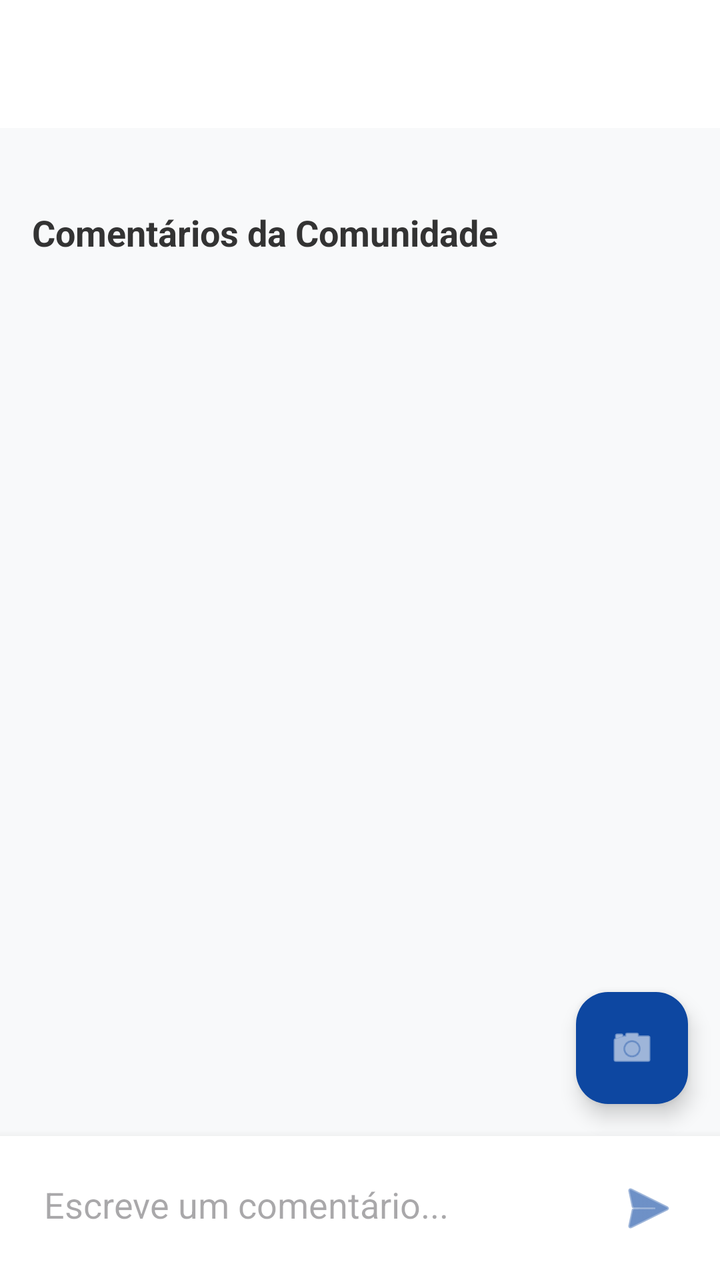
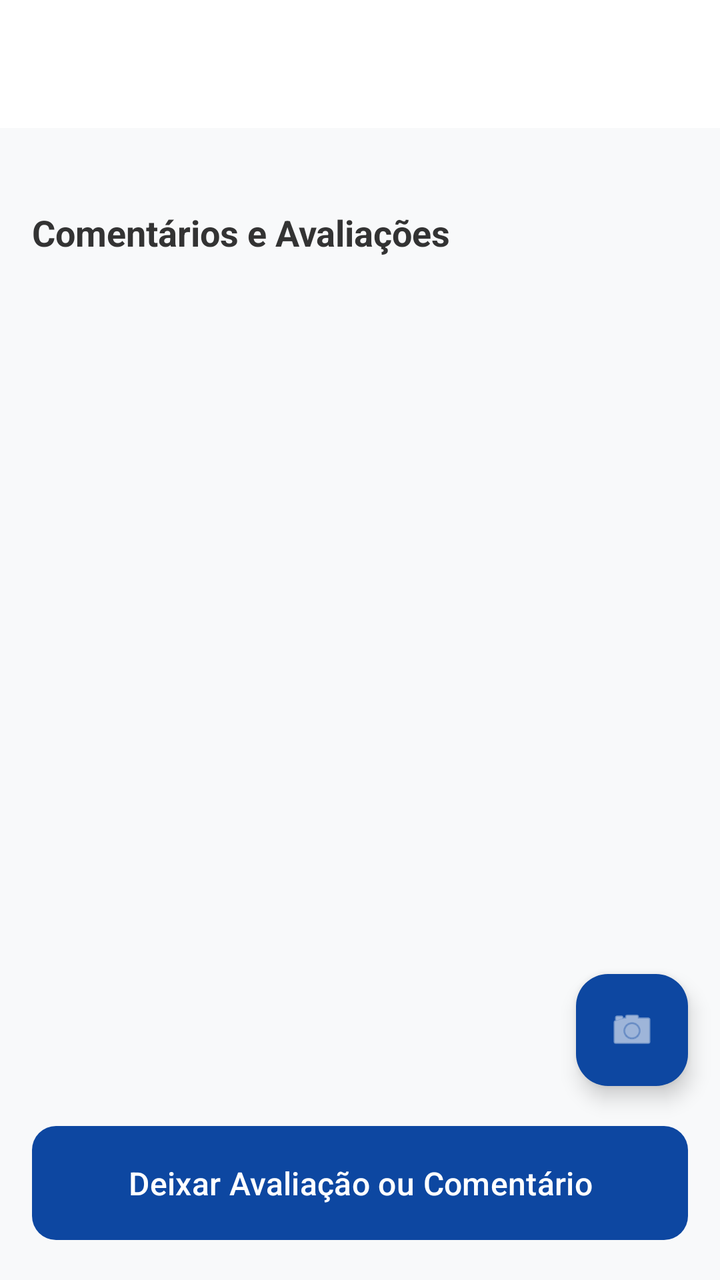

The first picture is an Android layout as it rendered before a commit; the second is the same layout after the commit. The layout source and the unified diff follow.
<!-- AndroidManifest.xml: application theme Theme.GuiaEstacoesFerroviarias -->
<!-- res/layout/activity_galeria.xml -->
<?xml version="1.0" encoding="utf-8"?>
<androidx.constraintlayout.widget.ConstraintLayout
    xmlns:android="http://schemas.android.com/apk/res/android"
    xmlns:app="http://schemas.android.com/apk/res-auto"
    android:layout_width="match_parent"
    android:layout_height="match_parent"
    android:background="#F8F9FA">

    <androidx.appcompat.widget.Toolbar
        android:id="@+id/toolbarGaleria"
        android:layout_width="match_parent"
        android:layout_height="wrap_content"
        android:background="@android:color/white"
        android:elevation="4dp"
        app:layout_constraintTop_toTopOf="parent" />

    <androidx.core.widget.NestedScrollView
        android:layout_width="match_parent"
        android:layout_height="0dp"
        app:layout_constraintTop_toBottomOf="@id/toolbarGaleria"
        app:layout_constraintBottom_toTopOf="@id/llInputComentario">

        <LinearLayout
            android:layout_width="match_parent"
            android:layout_height="wrap_content"
            android:orientation="vertical"
            android:padding="16dp">

            <androidx.recyclerview.widget.RecyclerView
                android:id="@+id/rvFotos"
                android:layout_width="match_parent"
                android:layout_height="wrap_content"
                android:nestedScrollingEnabled="false" />

            <TextView
                android:layout_width="match_parent"
                android:layout_height="wrap_content"
                android:text="Comentários da Comunidade"
                android:textSize="18sp"
                android:textStyle="bold"
                android:layout_marginTop="24dp"
                android:layout_marginBottom="12dp"
                android:textColor="#333333" />

            <androidx.recyclerview.widget.RecyclerView
                android:id="@+id/rvComentarios"
                android:layout_width="match_parent"
                android:layout_height="wrap_content"
                android:nestedScrollingEnabled="false" />

        </LinearLayout>
    </androidx.core.widget.NestedScrollView>

    <com.google.android.material.floatingactionbutton.FloatingActionButton
        android:id="@+id/fabAdicionarFoto"
        android:layout_width="wrap_content"
        android:layout_height="wrap_content"
        android:layout_margin="16dp"
        android:src="@android:drawable/ic_menu_camera"
        app:backgroundTint="#0D47A1"
        app:tint="@android:color/white"
        app:layout_constraintBottom_toTopOf="@id/llInputComentario"
        app:layout_constraintEnd_toEndOf="parent" />

    <LinearLayout
        android:id="@+id/llInputComentario"
        android:layout_width="match_parent"
        android:layout_height="wrap_content"
        android:orientation="horizontal"
        android:padding="12dp"
        android:background="@android:color/white"
        android:elevation="8dp"
        app:layout_constraintBottom_toBottomOf="parent">

        <EditText
            android:id="@+id/etNovoComentario"
            android:layout_width="0dp"
            android:layout_height="wrap_content"
            android:layout_weight="1"
            android:hint="Escreve um comentário..."
            android:background="@null"
            android:padding="10dp" />

        <ImageButton
            android:id="@+id/btnEnviarComentario"
            android:layout_width="48dp"
            android:layout_height="48dp"
            android:src="@android:drawable/ic_menu_send"
            android:background="?attr/selectableItemBackgroundBorderless"
            app:tint="#0D47A1" />
    </LinearLayout>

</androidx.constraintlayout.widget.ConstraintLayout>
<!-- resources referenced by this layout -->
<resources>
  <style name="Theme.GuiaEstacoesFerroviarias" parent="Base.Theme.GuiaEstacoesFerroviarias" />
  <style name="Base.Theme.GuiaEstacoesFerroviarias" parent="Theme.Material3.DayNight.NoActionBar">
          <item name="colorPrimary">#00502F</item>
      </style>
</resources>

<!-- the commit's change to res/layout/activity_galeria.xml (unified diff, before → after) -->
@@ -18,7 +18,7 @@
         android:layout_width="match_parent"
         android:layout_height="0dp"
         app:layout_constraintTop_toBottomOf="@id/toolbarGaleria"
-        app:layout_constraintBottom_toTopOf="@id/llInputComentario">
+        app:layout_constraintBottom_toTopOf="@id/btnAbrirAvaliacao">
 
         <LinearLayout
             android:layout_width="match_parent"
@@ -35,7 +35,7 @@
             <TextView
                 android:layout_width="match_parent"
                 android:layout_height="wrap_content"
-                android:text="Comentários da Comunidade"
+                android:text="Comentários e Avaliações"
                 android:textSize="18sp"
                 android:textStyle="bold"
                 android:layout_marginTop="24dp"
@@ -59,35 +59,18 @@
         android:src="@android:drawable/ic_menu_camera"
         app:backgroundTint="#0D47A1"
         app:tint="@android:color/white"
-        app:layout_constraintBottom_toTopOf="@id/llInputComentario"
+        app:layout_constraintBottom_toTopOf="@id/btnAbrirAvaliacao"
         app:layout_constraintEnd_toEndOf="parent" />
 
-    <LinearLayout
-        android:id="@+id/llInputComentario"
+    <com.google.android.material.button.MaterialButton
+        android:id="@+id/btnAbrirAvaliacao"
         android:layout_width="match_parent"
-        android:layout_height="wrap_content"
-        android:orientation="horizontal"
-        android:padding="12dp"
-        android:background="@android:color/white"
-        android:elevation="8dp"
-        app:layout_constraintBottom_toBottomOf="parent">
-
-        <EditText
-            android:id="@+id/etNovoComentario"
-            android:layout_width="0dp"
-            android:layout_height="wrap_content"
-            android:layout_weight="1"
-            android:hint="Escreve um comentário..."
-            android:background="@null"
-            android:padding="10dp" />
-
-        <ImageButton
-            android:id="@+id/btnEnviarComentario"
-            android:layout_width="48dp"
-            android:layout_height="48dp"
-            android:src="@android:drawable/ic_menu_send"
-            android:background="?attr/selectableItemBackgroundBorderless"
-            app:tint="#0D47A1" />
-    </LinearLayout>
+        android:layout_height="65dp"
+        android:layout_margin="16dp"
+        android:text="Deixar Avaliação ou Comentário"
+        android:textSize="16sp"
+        app:cornerRadius="12dp"
+        app:backgroundTint="#0D47A1"
+        app:layout_constraintBottom_toBottomOf="parent" />
 
 </androidx.constraintlayout.widget.ConstraintLayout>
